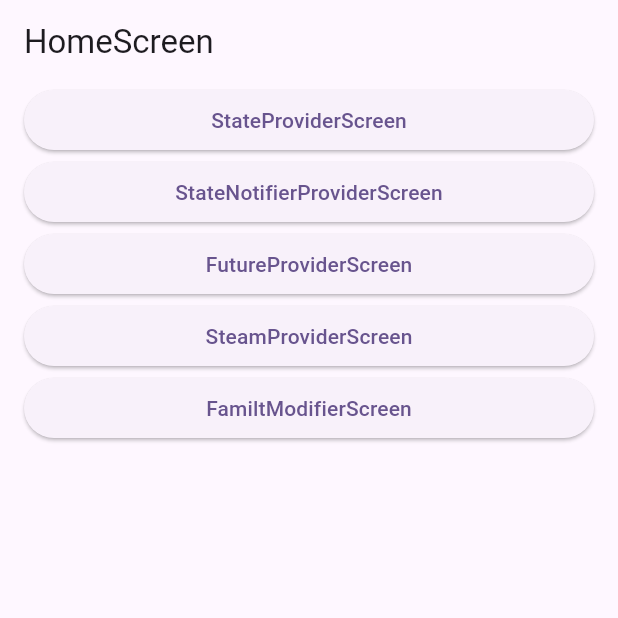
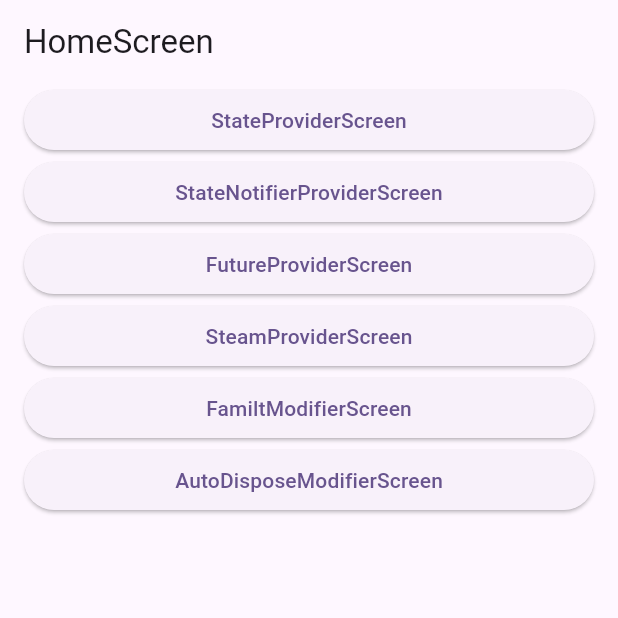
Before and after one commit to CHOIGOYO/rpod, a Flutter app: the screen it shows after launch, on a phone screen of 412 x 824 dp, the top half of it. Run offline on Flutter 3.47's test engine with Material 3 defaults, Android fonts, the phone set to English and light mode, and no system bars; our stand-ins replace flutter_riverpod.

Commit message:
autoDisposeProvider example FutureProvider - dispose 되어도 캐시가 남아있음 AutoDisposeProvider - dispose 되면서 캐시를 지움

```diff
--- /dev/null
+++ b/lib/riverpod/auto_dispose_modifier_provider.dart
@@ -0,0 +1,6 @@
+import 'package:flutter_riverpod/flutter_riverpod.dart';
+
+final autoDisposeProvider = FutureProvider.autoDispose<List<int>>((ref) async {
+  await Future.delayed(const Duration(seconds: 2));
+  return [1, 2, 3, 4, 5];
+});
--- a/lib/screen/home_screen.dart
+++ b/lib/screen/home_screen.dart
@@ -1,5 +1,6 @@
 import 'package:flutter/material.dart';
 import 'package:rpod/layout/default_layout.dart';
+import 'package:rpod/screen/auto_dispose_modifier_screen.dart';
 import 'package:rpod/screen/family_modifier_screen.dart';
 import 'package:rpod/screen/future_provider_screen.dart';
 import 'package:rpod/screen/state_notifier_provider_screen.dart';
@@ -49,7 +50,13 @@ class _HomeScreenState extends State<HomeScreen> {
                 Navigator.of(context).push(MaterialPageRoute(
                     builder: (_) => const FamilyModifierScreen()));
               },
-              child: const Text('FamiltModifierScreen'))
+              child: const Text('FamiltModifierScreen')),
+          ElevatedButton(
+              onPressed: () {
+                Navigator.of(context).push(MaterialPageRoute(
+                    builder: (_) => const AutoDisposeModifierScreen()));
+              },
+              child: const Text('AutoDisposeModifierScreen')),
         ],
       ),
     );
```
Also changed, not shown: lib/screen/auto_dispose_modifier_screen.dart (added, +28 -0 lines).
